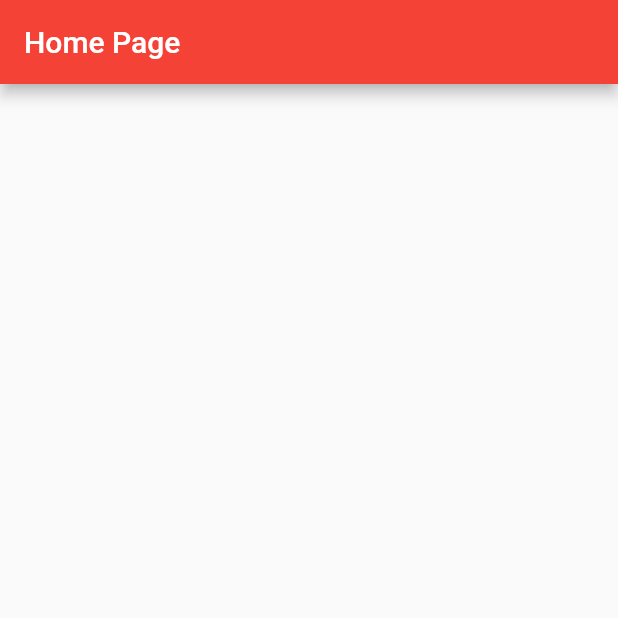
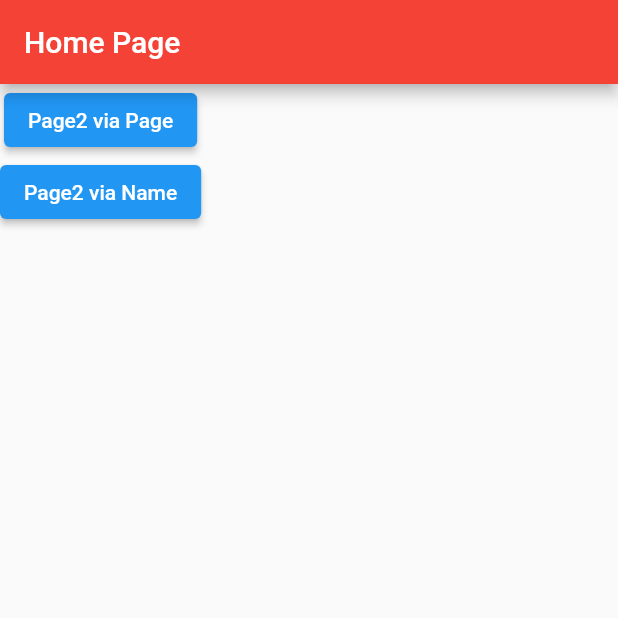
Before and after one commit to aloisiomartinez/flutter_primeiros_passos, a Flutter app: the screen it shows after launch, on a phone screen of 412 x 824 dp, the top half of it. Run offline on Flutter 3.47's test engine with Material 2 defaults, Android fonts, the phone set to English and light mode, and no system bars.

Commit message:
pagina 2 navigation

```diff
--- a/lib/navegacao/home_page.dart
+++ b/lib/navegacao/home_page.dart
@@ -1,4 +1,5 @@
 import 'package:flutter/material.dart';
+import 'package:flutter_primeiros_passos/navegacao/page2.dart';
 
 class HomePage extends StatelessWidget {
   const HomePage({ Key? key }) : super(key: key);
@@ -10,6 +11,26 @@ class HomePage extends StatelessWidget {
         title: const Text('Home Page'),
         backgroundColor: Colors.red,
       ),
+      body: Column(children: [
+        ElevatedButton(
+            onPressed: () {
+              Navigator.of(context).push(
+                  MaterialPageRoute(
+                    settings: const RouteSettings(name: 'page2'),
+                    builder: (context) => const Page2(),
+                  ),
+              );
+        }, child: const Text('Page2 via Page')),
+         ElevatedButton(
+            onPressed: () {
+              Navigator.of(context).push(
+                  MaterialPageRoute(
+                    settings: const RouteSettings(name: 'page2'),
+                    builder: (context) => const Page2(),
+                  ),
+              );
+        }, child: const Text('Page2 via Name')),
+      ]),
     );
   }
 }
--- a/lib/navegacao/page2.dart
+++ b/lib/navegacao/page2.dart
@@ -1,7 +1,7 @@
 import 'package:flutter/material.dart';
 
-class HomePage extends StatelessWidget {
-  const HomePage({ Key? key }) : super(key: key);
+class Page2 extends StatelessWidget {
+  const Page2({ Key? key }) : super(key: key);
 
   @override
   Widget build(BuildContext context) {
```
